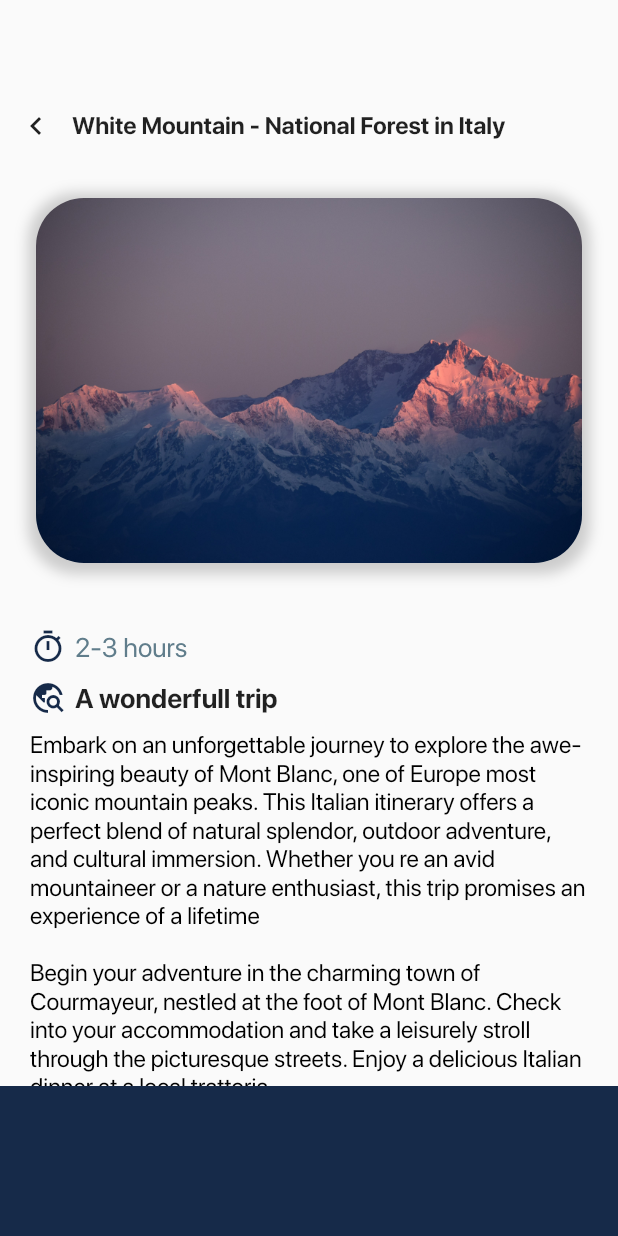
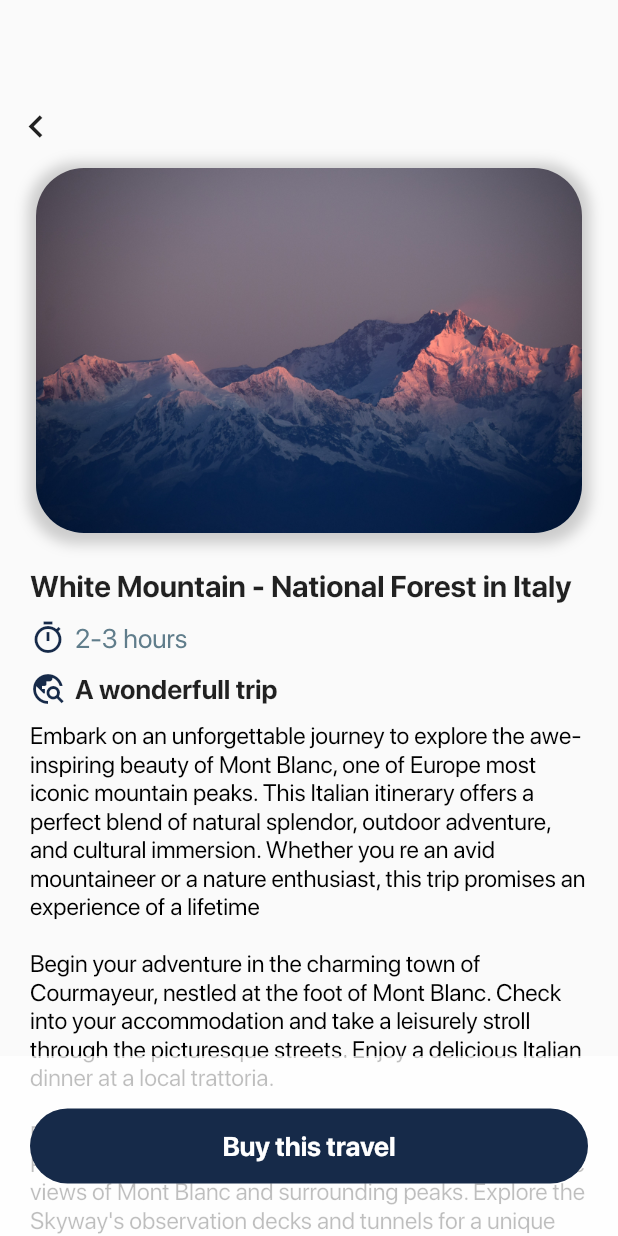
Before and after one commit to stebaia/flutter_beautifull_app, a Flutter app: the screen it shows after launch, after a tap on "Discover", on a phone screen of 412 x 824 dp. Run offline on Flutter 3.47's test engine with Material 2 defaults, Android fonts, the phone set to English and light mode, and no system bars; project files that could hold a hidden picture were left out.

Commit message:
add bottom buy to children

```diff
--- a/lib/ui/components/sliding_card_view.dart
+++ b/lib/ui/components/sliding_card_view.dart
@@ -28,18 +28,18 @@ class SlidingCard extends StatelessWidget {
         offset: Offset(-32 * gauss * offset.sign, 0),
         child: Card(
           margin: EdgeInsets.only(right: 16, bottom: 24),
-          elevation: 8,
+          elevation: 20,
           shape:
               RoundedRectangleBorder(borderRadius: BorderRadius.circular(32)),
-          child:
-             Column(
+          child: Column(
             mainAxisAlignment: MainAxisAlignment.start,
             crossAxisAlignment: CrossAxisAlignment.start,
             children: <Widget>[
               Hero(
                   tag: name,
-                child:ClipRRect(
-                  borderRadius: BorderRadius.vertical(top: Radius.circular(32)),
+                  child: ClipRRect(
+                    borderRadius:
+                        BorderRadius.vertical(top: Radius.circular(32)),
                     child: Image.asset(
                       'assets/$assetName',
                       alignment: Alignment(-offset.abs(), 0),
@@ -50,11 +50,17 @@ class SlidingCard extends StatelessWidget {
                   )),
               SizedBox(height: 8),
               Container(
-                  padding: EdgeInsets.symmetric(horizontal: 20,vertical: 6),
+                  padding: EdgeInsets.symmetric(horizontal: 20, vertical: 6),
                   child: Column(
                     children: [
-                    Text(name, style: TextStyle(fontWeight: FontWeight.bold, fontSize: 20),),
-                    SizedBox(height: 20,),
+                      Text(
+                        name,
+                        style: TextStyle(
+                            fontWeight: FontWeight.bold, fontSize: 20),
+                      ),
+                      SizedBox(
+                        height: 16,
+                      ),
                       Row(
                         children: <Widget>[
                           MaterialButton(
@@ -78,15 +84,13 @@ class SlidingCard extends StatelessWidget {
                             Icons.place_rounded,
                             color: Color(0xFF162A49),
                           ),
-
                         ],
                       )
                     ],
                   ))
             ],
           ),
-          )
-    );
+        ));
   }
 }
 
--- a/lib/ui/pages/child_page.dart
+++ b/lib/ui/pages/child_page.dart
@@ -15,10 +15,8 @@ class _ChildPageState extends State<ChildPage> {
   @override
   Widget build(BuildContext context) {
     return Scaffold(
-
       body: Stack(
         children: [
-
           SingleChildScrollView(
             child: Column(
               children: [
@@ -31,11 +29,10 @@ class _ChildPageState extends State<ChildPage> {
                         onPressed: () {
                           Navigator.pop(context);
                         },
-                        icon: Icon(Icons.chevron_left)),
-                    Text(
-                      widget.name,
-                      style: TextStyle(fontSize: 16, fontWeight: FontWeight.bold),
-                    ),
+                        icon: Icon(
+                          Icons.chevron_left,
+                          size: 30,
+                        )),
                   ],
                 ),
                 Container(
@@ -51,7 +48,7 @@ class _ChildPageState extends State<ChildPage> {
                       ),
                     ],
                   ),
-                  margin: EdgeInsets.all(20),
+                  margin: EdgeInsets.symmetric(horizontal: 20),
                   child: Hero(
                     tag: widget.name,
                     child: ClipRRect(
@@ -65,23 +62,52 @@ class _ChildPageState extends State<ChildPage> {
                     mainAxisAlignment: MainAxisAlignment.start,
                     crossAxisAlignment: CrossAxisAlignment.start,
                     children: [
+                      Text(
+                        widget.name,
+                        style: TextStyle(
+                            fontSize: 20, fontWeight: FontWeight.bold),
+                      ),
+                      SizedBox(
+                        height: 10,
+                      ),
                       Row(
                         children: [
-                          Icon(Icons.timer_outlined, color: Color(0xFF162A49),),
-                          SizedBox(width: 6,),
-                          Text('2-3 hours', style: TextStyle(color: Colors.blueGrey, fontSize: 18),),
+                          Icon(
+                            Icons.timer_outlined,
+                            color: Color(0xFF162A49),
+                          ),
+                          SizedBox(
+                            width: 6,
+                          ),
+                          Text(
+                            '2-3 hours',
+                            style:
+                                TextStyle(color: Colors.blueGrey, fontSize: 18),
+                          ),
                         ],
                       ),
-                      SizedBox(height: 10,),
+                      SizedBox(
+                        height: 10,
+                      ),
                       Row(
                         children: [
-                          Icon(Icons.travel_explore, color: Color(0xFF162A49),),
-                          SizedBox(width: 6,),
-                          Text('A wonderfull trip', style: TextStyle(fontWeight: FontWeight.bold, fontSize: 18),),
+                          Icon(
+                            Icons.travel_explore,
+                            color: Color(0xFF162A49),
+                          ),
+                          SizedBox(
+                            width: 6,
+                          ),
+                          Text(
+                            'A wonderfull trip',
+                            style: TextStyle(
+                                fontWeight: FontWeight.bold, fontSize: 18),
+                          ),
                         ],
                       ),
-
-                      SizedBox(height: 10,),
+                      SizedBox(
+                        height: 10,
+                      ),
                       Text(
                         bigDescription,
                         style: TextStyle(color: Colors.black, fontSize: 16),
@@ -89,18 +115,52 @@ class _ChildPageState extends State<ChildPage> {
                     ],
                   ),
                 ),
-                SizedBox(height: 120,)
+                SizedBox(
+                  height: 120,
+                )
               ],
             ),
           ),
           Positioned(
-            bottom: 0,
-            child: Container(
-              height: 100,
-              width: MediaQuery.of(context).size.width,
-              color: Color(0xFF162A49),
-            ),
-          ),
+              bottom: 0,
+              child: Container(
+                decoration: BoxDecoration(
+                  gradient: LinearGradient(
+                    begin: Alignment.center,
+                    end: Alignment.center,
+                    stops: [
+                      0.6,
+                      0.5,
+                      0.7,
+                      0.6,
+                    ],
+                    colors: [
+                      Color.fromARGB(190, 255, 255, 255),
+                      Colors.white,
+                      Colors.white,
+                      Color.fromARGB(190, 255, 255, 255)
+                    ],
+                  ),
+                ),
+                width: MediaQuery.of(context).size.width,
+                height: 120,
+                child: Center(
+                    child: Container(
+                        margin: EdgeInsets.all(20),
+                        width: MediaQuery.of(context).size.width,
+                        height: 50,
+                        decoration: BoxDecoration(
+                            color: Color(0xFF162A49),
+                            borderRadius: BorderRadius.circular(40)),
+                        child: Center(
+                            child: Text(
+                          'Buy this travel',
+                          style: TextStyle(
+                              color: Colors.white,
+                              fontWeight: FontWeight.bold,
+                              fontSize: 18),
+                        )))),
+              )),
         ],
       ),
     );
```
Also changed, not shown: pubspec.lock. Lines whose indentation alone changed are shown as unchanged.
